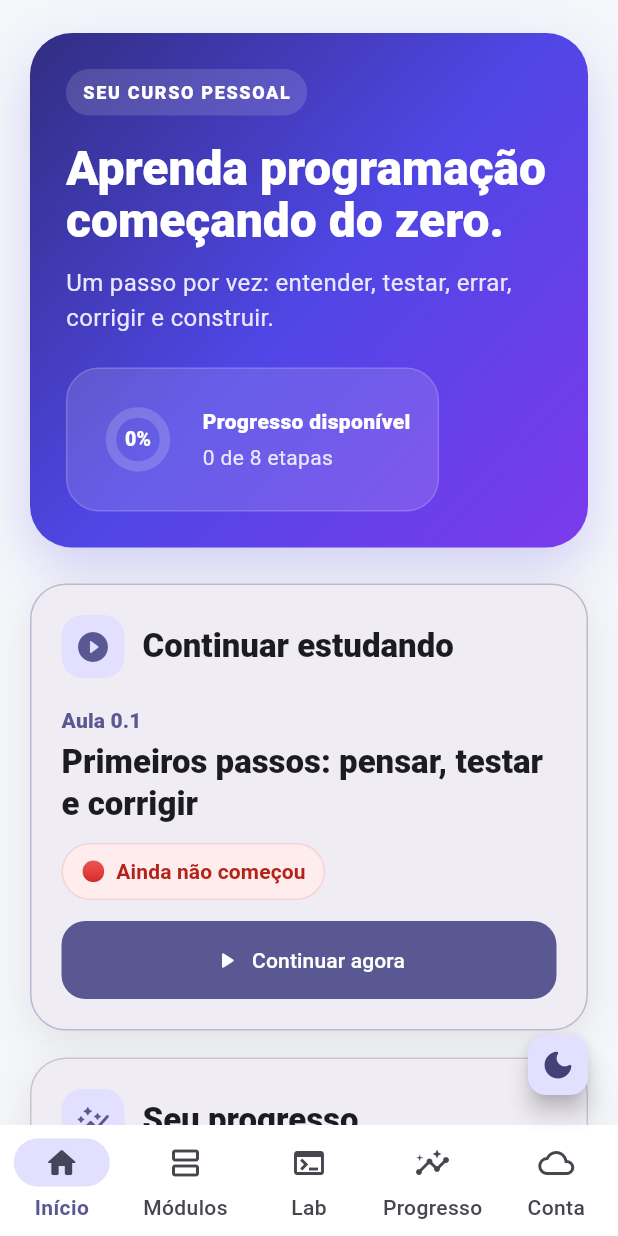
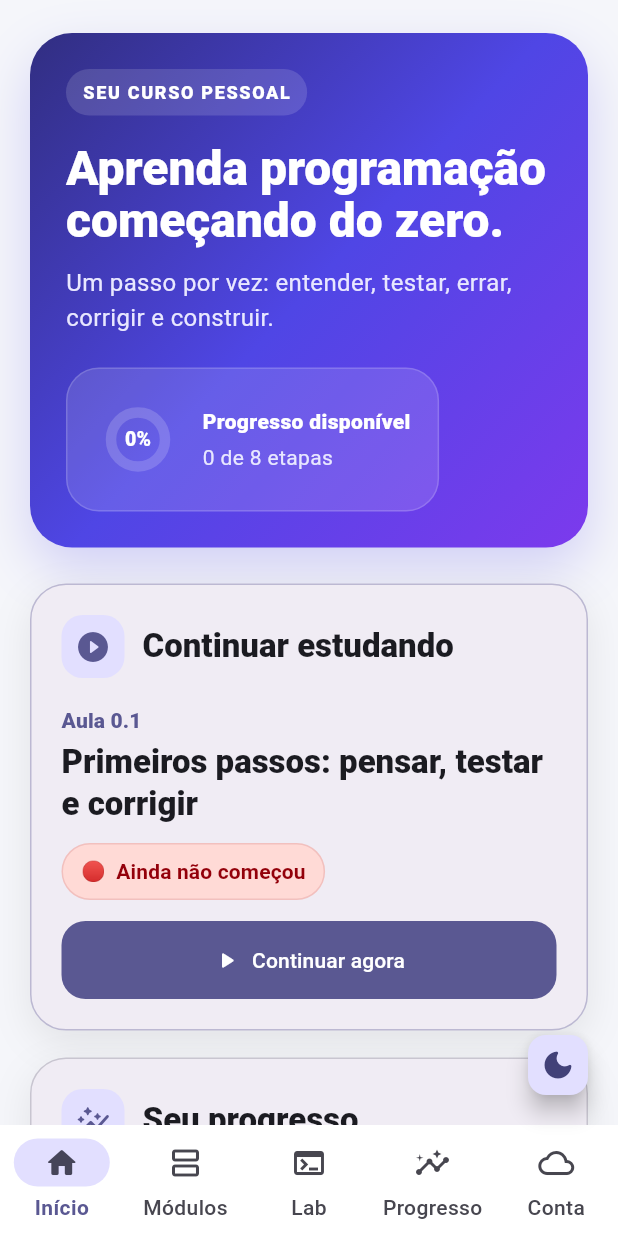
Before and after one commit to Pablomarinho199752/curso-programacao-zero-flutter, a Flutter app: the screen it shows after launch, on a phone screen of 412 x 824 dp. Run offline on Flutter 3.47's test engine with Material 3 defaults, Android fonts, the phone set to English and light mode, and no system bars; our stand-ins replace flutter_secure_storage, shared_preferences; missing offline and left inert: serious_python.

Commit message:
fix(theme): adaptar chips de progresso ao modo escuro

```diff
--- a/lib/widgets/status_chip.dart
+++ b/lib/widgets/status_chip.dart
@@ -11,14 +11,14 @@ class StatusChip extends StatelessWidget {
   Widget build(BuildContext context) {
     final scheme = Theme.of(context).colorScheme;
     final background = switch (status) {
-      SkillStatus.notStarted => const Color(0xFFFFECEC),
-      SkillStatus.inProgress => const Color(0xFFFFF4D6),
-      SkillStatus.mastered => const Color(0xFFE4F8EA),
+      SkillStatus.notStarted => scheme.errorContainer,
+      SkillStatus.inProgress => scheme.secondaryContainer,
+      SkillStatus.mastered => scheme.tertiaryContainer,
     };
     final foreground = switch (status) {
-      SkillStatus.notStarted => const Color(0xFFB42318),
-      SkillStatus.inProgress => const Color(0xFF8A5700),
-      SkillStatus.mastered => const Color(0xFF177245),
+      SkillStatus.notStarted => scheme.onErrorContainer,
+      SkillStatus.inProgress => scheme.onSecondaryContainer,
+      SkillStatus.mastered => scheme.onTertiaryContainer,
     };
 
     return Container(
@@ -46,7 +46,7 @@ class StatusChip extends StatelessWidget {
           ),
           if (status == SkillStatus.mastered) ...[
             const SizedBox(width: 6),
-            Icon(Icons.check_rounded, size: 16, color: scheme.primary),
+            Icon(Icons.check_rounded, size: 16, color: foreground),
           ],
         ],
       ),
```
